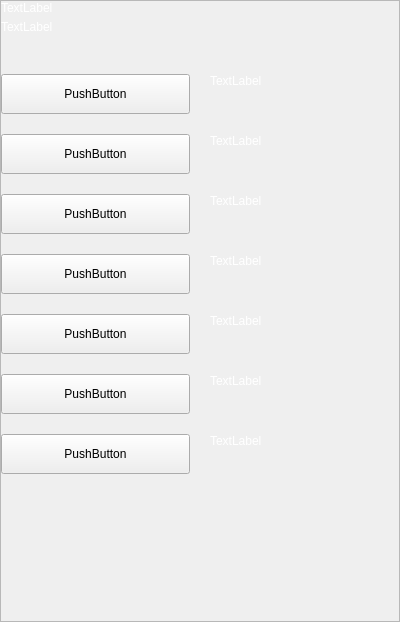
Qt form src/qt/settings/forms/settingswalletrepairwidget.ui (eons-finance/ALQO) before a commit.
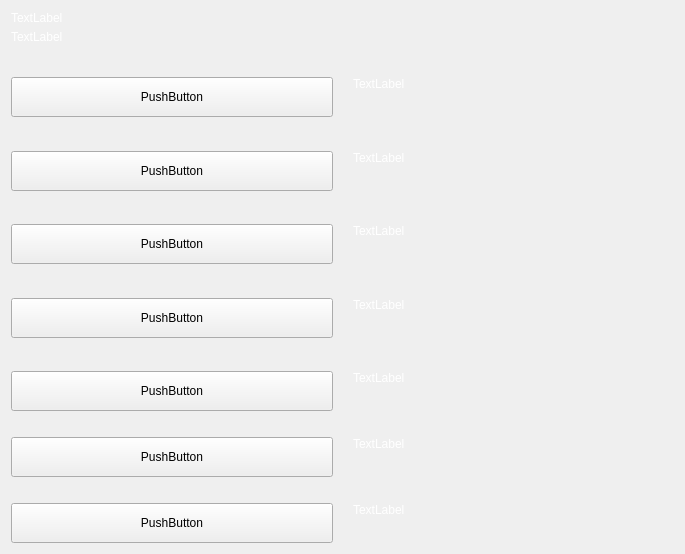
The same form after that commit.

What changed in the file:
```diff
--- a/src/qt/settings/forms/settingswalletrepairwidget.ui
+++ b/src/qt/settings/forms/settingswalletrepairwidget.ui
@@ -6,92 +6,22 @@
    <rect>
     <x>0</x>
     <y>0</y>
-    <width>400</width>
-    <height>622</height>
+    <width>685</width>
+    <height>554</height>
    </rect>
   </property>
+  <property name="sizePolicy">
+   <sizepolicy hsizetype="Expanding" vsizetype="Expanding">
+    <horstretch>0</horstretch>
+    <verstretch>0</verstretch>
+   </sizepolicy>
+  </property>
   <property name="windowTitle">
    <string>Form</string>
   </property>
-  <layout class="QHBoxLayout" name="horizontalLayout">
-   <property name="spacing">
-    <number>0</number>
-   </property>
-   <property name="leftMargin">
-    <number>0</number>
-   </property>
-   <property name="topMargin">
-    <number>0</number>
-   </property>
-   <property name="rightMargin">
-    <number>0</number>
-   </property>
-   <property name="bottomMargin">
-    <number>0</number>
-   </property>
-   <item>
-    <widget class="QWidget" name="left" native="true">
      <layout class="QVBoxLayout" name="verticalLayout">
-      <property name="leftMargin">
-       <number>0</number>
-      </property>
-      <property name="topMargin">
-       <number>0</number>
-      </property>
-      <property name="rightMargin">
-       <number>0</number>
-      </property>
-      <property name="bottomMargin">
-       <number>0</number>
-      </property>
       <item>
-       <widget class="QScrollArea" name="scrollStack">
-        <property name="styleSheet">
-         <string notr="true"/>
-        </property>
-        <property name="horizontalScrollBarPolicy">
-         <enum>Qt::ScrollBarAlwaysOff</enum>
-        </property>
-        <property name="sizeAdjustPolicy">
-         <enum>QAbstractScrollArea::AdjustIgnored</enum>
-        </property>
-        <property name="widgetResizable">
-         <bool>true</bool>
-        </property>
-        <property name="alignment">
-         <set>Qt::AlignLeading|Qt::AlignLeft|Qt::AlignTop</set>
-        </property>
-        <widget class="QWidget" name="scrollAreaWidgetStack">
-         <property name="geometry">
-          <rect>
-           <x>0</x>
-           <y>0</y>
-           <width>398</width>
-           <height>620</height>
-          </rect>
-         </property>
-         <property name="autoFillBackground">
-          <bool>true</bool>
-         </property>
-         <layout class="QVBoxLayout" name="verticalLayout_1">
-          <property name="spacing">
-           <number>0</number>
-          </property>
-          <property name="sizeConstraint">
-           <enum>QLayout::SetDefaultConstraint</enum>
-          </property>
-          <property name="leftMargin">
-           <number>0</number>
-          </property>
-          <property name="topMargin">
-           <number>0</number>
-          </property>
-          <property name="rightMargin">
-           <number>0</number>
-          </property>
-          <property name="bottomMargin">
-           <number>0</number>
-          </property>
+    <layout class="QVBoxLayout" name="verticalLayout_3">
           <item>
            <layout class="QHBoxLayout" name="horizontalLayout_3">
             <property name="spacing">
@@ -130,13 +60,10 @@
            </layout>
           </item>
           <item>
-           <spacer name="verticalSpacer">
+      <spacer name="verticalSpacer_8">
             <property name="orientation">
              <enum>Qt::Vertical</enum>
             </property>
-            <property name="sizeType">
-             <enum>QSizePolicy::Fixed</enum>
-            </property>
             <property name="sizeHint" stdset="0">
              <size>
               <width>20</width>
@@ -195,17 +122,14 @@
            </layout>
           </item>
           <item>
-           <spacer name="verticalSpacer_1">
+      <spacer name="verticalSpacer_10">
             <property name="orientation">
              <enum>Qt::Vertical</enum>
             </property>
-            <property name="sizeType">
-             <enum>QSizePolicy::Fixed</enum>
-            </property>
             <property name="sizeHint" stdset="0">
              <size>
               <width>20</width>
-              <height>20</height>
+         <height>40</height>
              </size>
             </property>
            </spacer>
@@ -260,17 +184,14 @@
            </layout>
           </item>
           <item>
-           <spacer name="verticalSpacer_2">
+      <spacer name="verticalSpacer_9">
             <property name="orientation">
              <enum>Qt::Vertical</enum>
             </property>
-            <property name="sizeType">
-             <enum>QSizePolicy::Fixed</enum>
-            </property>
             <property name="sizeHint" stdset="0">
              <size>
               <width>20</width>
-              <height>20</height>
+         <height>40</height>
              </size>
             </property>
            </spacer>
@@ -325,17 +246,14 @@
            </layout>
           </item>
           <item>
-           <spacer name="verticalSpacer_3">
+      <spacer name="verticalSpacer_11">
             <property name="orientation">
              <enum>Qt::Vertical</enum>
             </property>
-            <property name="sizeType">
-             <enum>QSizePolicy::Fixed</enum>
-            </property>
             <property name="sizeHint" stdset="0">
              <size>
               <width>20</width>
-              <height>20</height>
+         <height>40</height>
              </size>
             </property>
            </spacer>
@@ -390,17 +308,14 @@
            </layout>
           </item>
           <item>
-           <spacer name="verticalSpacer_4">
+      <spacer name="verticalSpacer_12">
             <property name="orientation">
              <enum>Qt::Vertical</enum>
             </property>
-            <property name="sizeType">
-             <enum>QSizePolicy::Fixed</enum>
-            </property>
             <property name="sizeHint" stdset="0">
              <size>
               <width>20</width>
-              <height>20</height>
+         <height>40</height>
              </size>
             </property>
            </spacer>
@@ -455,7 +370,7 @@
            </layout>
           </item>
           <item>
-           <spacer name="verticalSpacer_5">
+      <spacer name="verticalSpacer_1">
             <property name="orientation">
              <enum>Qt::Vertical</enum>
             </property>
@@ -520,7 +435,7 @@
            </layout>
           </item>
           <item>
-           <spacer name="verticalSpacer_6">
+      <spacer name="verticalSpacer_2">
             <property name="orientation">
              <enum>Qt::Vertical</enum>
             </property>
@@ -590,25 +505,7 @@
             </item>
            </layout>
           </item>
-          <item>
-           <spacer name="verticalSpacer_7">
-            <property name="orientation">
-             <enum>Qt::Vertical</enum>
-            </property>
-            <property name="sizeHint" stdset="0">
-             <size>
-              <width>20</width>
-              <height>40</height>
-             </size>
-            </property>
-           </spacer>
-          </item>
-         </layout>
-        </widget>
-       </widget>
-      </item>
-     </layout>
-    </widget>
+    </layout>
    </item>
   </layout>
  </widget>
```
Lines whose indentation alone changed are shown as unchanged.
